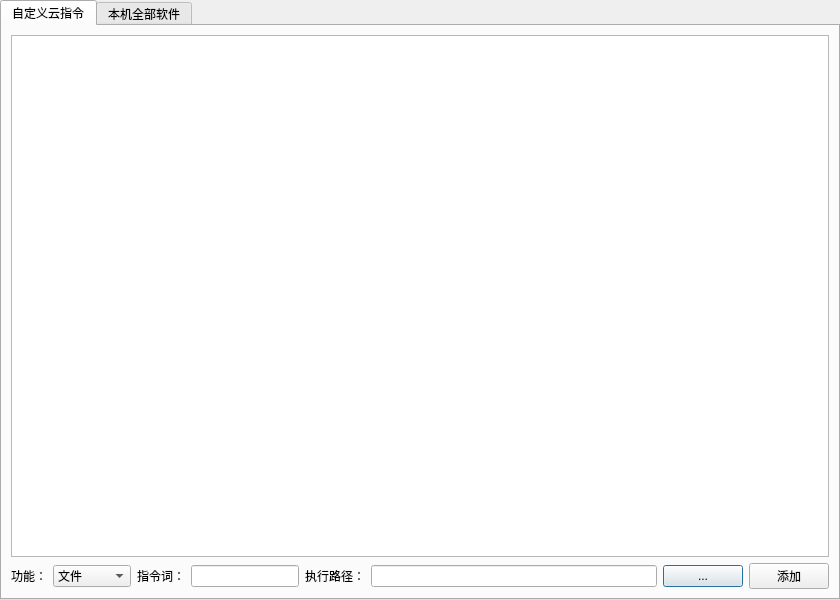
Old version of the form EasyPointer/DialogCloudCmd.ui in the repository wlffeng2008/EasyPointer.
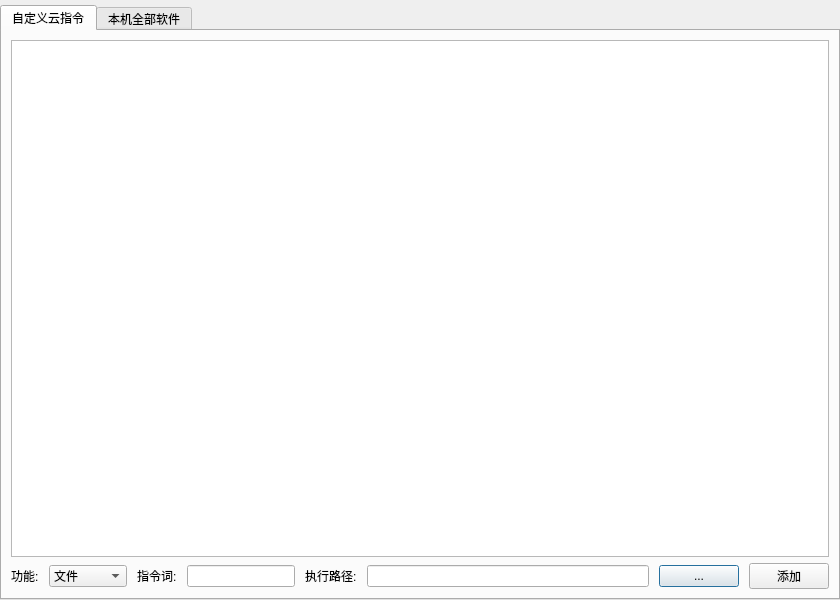
New version of the form. The open tabs and pages were chosen to show the change.

Patch:
```diff
--- a/EasyPointer/DialogCloudCmd.ui
+++ b/EasyPointer/DialogCloudCmd.ui
@@ -21,7 +21,7 @@
     <number>0</number>
    </property>
    <property name="topMargin">
-    <number>0</number>
+    <number>5</number>
    </property>
    <property name="rightMargin">
     <number>0</number>
@@ -54,10 +54,13 @@
        </item>
        <item>
         <layout class="QHBoxLayout" name="horizontalLayout" stretch="0,0,0,0,0,2,0,0">
+         <property name="spacing">
+          <number>10</number>
+         </property>
          <item>
           <widget class="QLabel" name="label_2">
            <property name="text">
-            <string>功能：</string>
+            <string>功能:</string>
            </property>
           </widget>
          </item>
@@ -88,7 +91,7 @@
          <item>
           <widget class="QLabel" name="label">
            <property name="text">
-            <string>指令词：</string>
+            <string>指令词:</string>
            </property>
           </widget>
          </item>
@@ -98,7 +101,7 @@
          <item>
           <widget class="QLabel" name="label_3">
            <property name="text">
-            <string>执行路径：</string>
+            <string>执行路径:</string>
            </property>
           </widget>
          </item>
```
Left out of the diff: 4 changed lines with no effect on the pictures.
